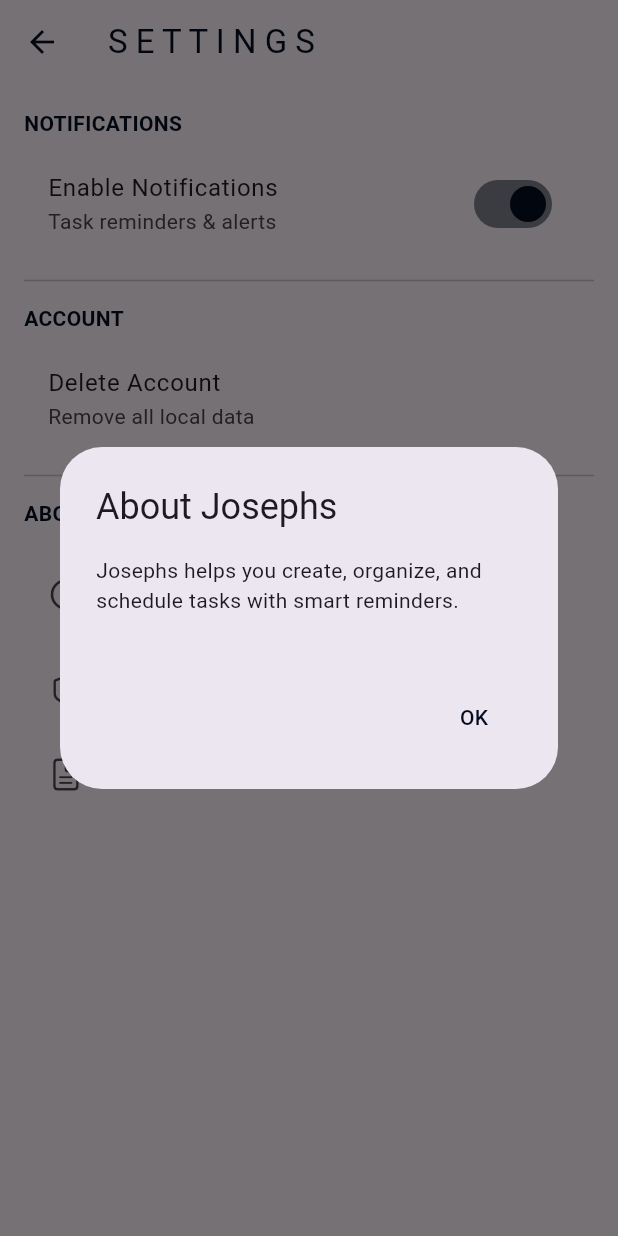
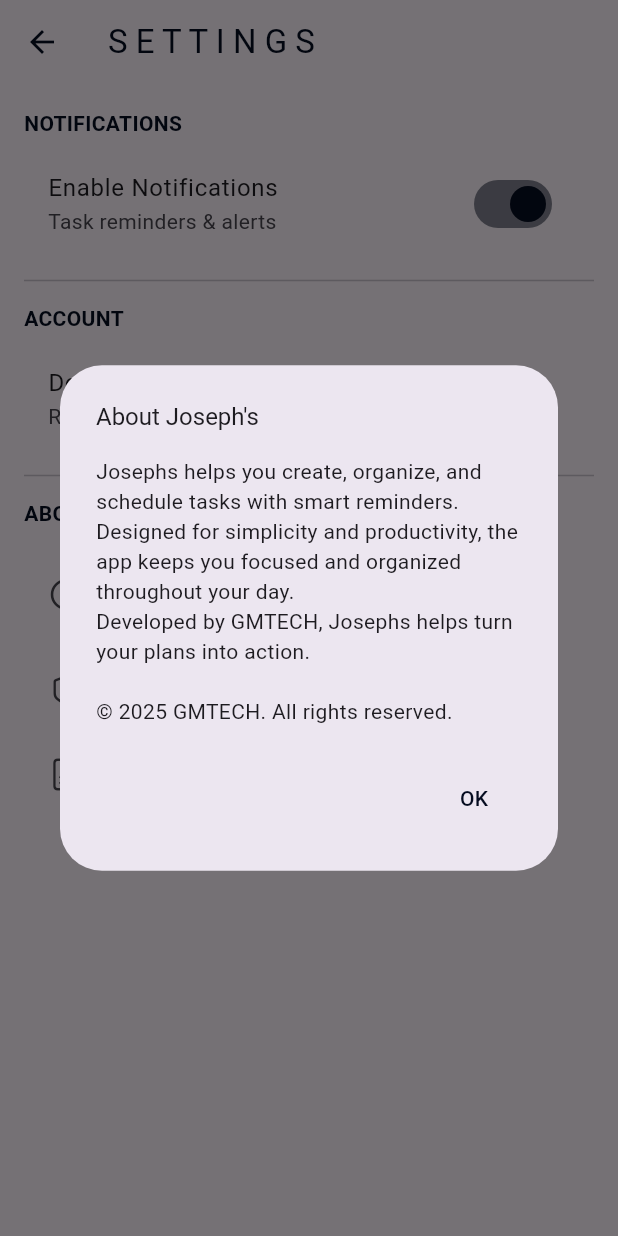
Before and after one commit to GmTechn/josephsv01, a Flutter app: the SettingsPage screen opened directly, after a tap on "About the App", on a phone screen of 412 x 824 dp. Run offline on Flutter 3.47's test engine with Material 3 defaults, Android fonts, the phone set to English and light mode, and no system bars; our stand-ins replace flutter_local_notifications, google_fonts, image_cropper, image_picker, shared_preferences, sqflite and 1 more; accounts and stored records are empty.

Commit message:
all good. about josephs text elongated and copyright added.

```diff
--- a/lib/pages/settings.dart
+++ b/lib/pages/settings.dart
@@ -79,9 +79,12 @@
     showDialog(
       context: context,
       builder: (_) => AlertDialog(
-        title: const Text("About Josephs"),
+        title: const Text("About Joseph's", style: TextStyle(fontSize: 16)),
         content: const Text(
-          "Josephs helps you create, organize, and schedule tasks with smart reminders.\n",
+          "Josephs helps you create, organize, and schedule tasks with smart reminders.\n"
+          "Designed for simplicity and productivity, the app keeps you focused and organized throughout your day.\n"
+          "Developed by GMTECH, Josephs helps turn your plans into action."
+          "\n\n© 2025 GMTECH. All rights reserved.",
         ),
         actions: [
           TextButton(
```
